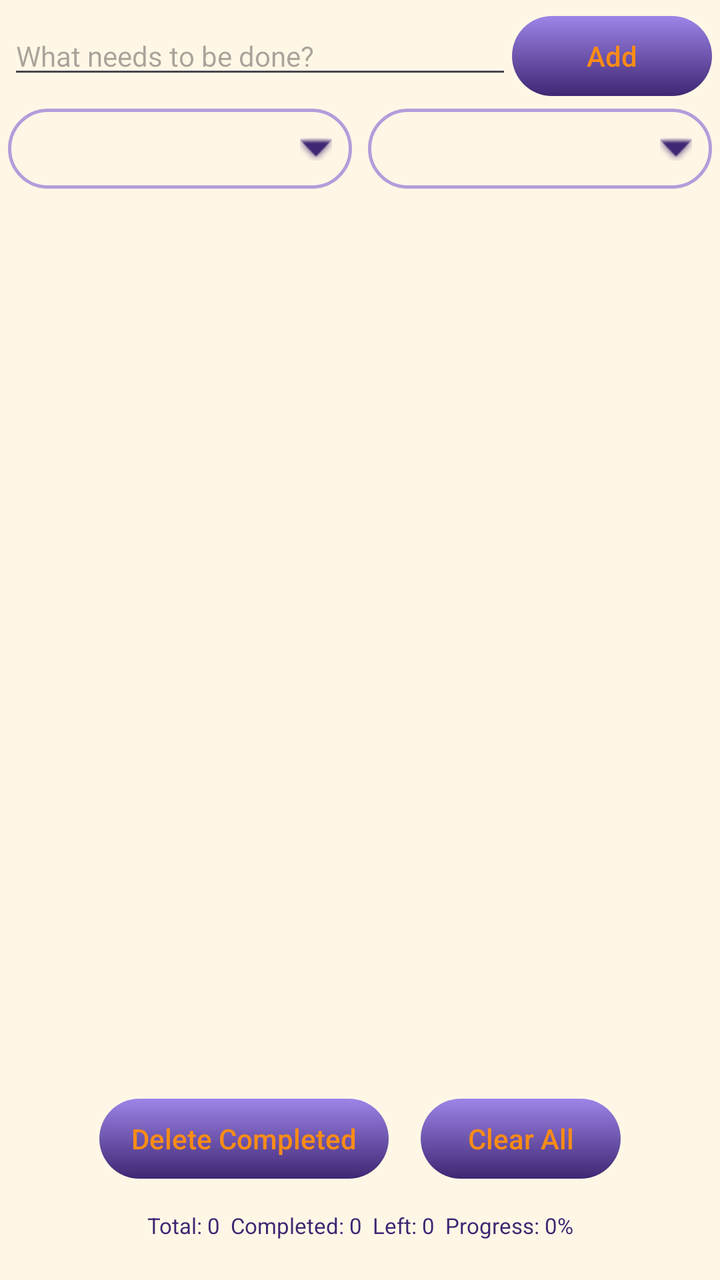
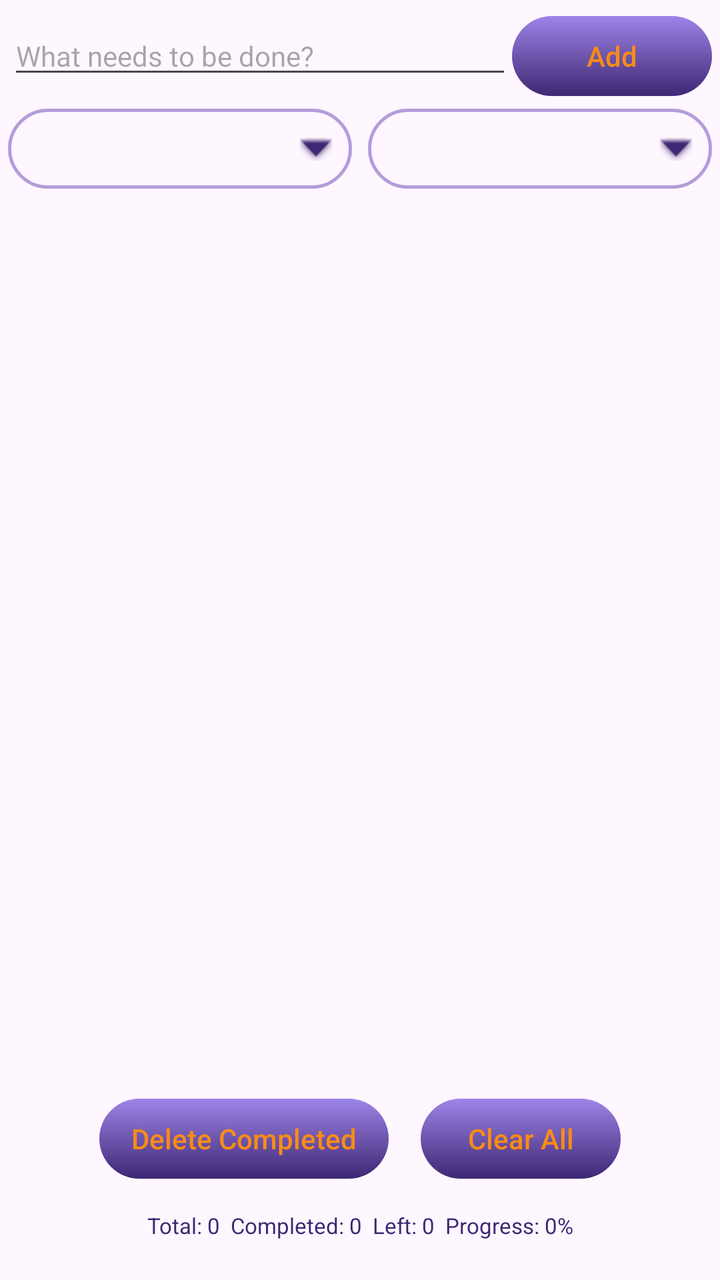

An Android layout rendered at two revisions. The XML below is the earlier revision; the diff shows what the commit changed to produce the second picture.
<!-- AndroidManifest.xml: application theme Theme.MyAssistant -->
<!-- res/layout/fragment_tasks.xml -->
<?xml version="1.0" encoding="utf-8"?>
<androidx.core.widget.NestedScrollView xmlns:android="http://schemas.android.com/apk/res/android"
    xmlns:app="http://schemas.android.com/apk/res-auto"
    xmlns:tools="http://schemas.android.com/tools"
    android:layout_width="match_parent"
    android:layout_height="match_parent"
    android:fillViewport="true"
    android:background="@color/background">

    <androidx.constraintlayout.widget.ConstraintLayout
        android:layout_width="match_parent"
        android:layout_height="match_parent"
        android:padding="4dp">

        <EditText
            android:id="@+id/taskInput"
            android:layout_width="0dp"
            android:layout_height="wrap_content"
            android:hint="What needs to be done?"
            android:textSize="14sp"
            android:inputType="text|textCapSentences"
            app:layout_constraintBaseline_toBaselineOf="@+id/addButton"
            app:layout_constraintEnd_toStartOf="@+id/addButton"
            app:layout_constraintStart_toStartOf="parent" />

        <androidx.appcompat.widget.AppCompatButton
            android:id="@+id/addButton"
            android:layout_width="wrap_content"
            android:layout_height="wrap_content"
            android:background="@drawable/button_selector"
            android:minWidth="100dp"
            android:stateListAnimator="@null"
            android:text="Add"
            android:textAllCaps="false"
            android:textColor="@color/text_color_btn"
            app:layout_constraintEnd_toEndOf="parent"
            app:layout_constraintTop_toTopOf="parent" />

        <FrameLayout
            android:id="@+id/filterContainer"
            android:layout_width="0dp"
            android:layout_height="40dp"
            android:layout_marginTop="10dp"
            android:layout_marginEnd="4dp"
            android:background="@drawable/bg_spinner"
            app:layout_constraintEnd_toStartOf="@+id/sortContainer"
            app:layout_constraintStart_toStartOf="parent"
            app:layout_constraintTop_toBottomOf="@+id/taskInput">

            <ImageView
                android:layout_width="16dp"
                android:layout_height="16dp"
                android:layout_gravity="end|center_vertical"
                android:layout_marginEnd="10dp"
                android:src="@android:drawable/arrow_down_float"
                app:tint="@color/text_color" />

            <Spinner
                android:id="@+id/filterSpinner"
                android:layout_width="match_parent"
                android:layout_height="match_parent"
                android:background="@android:color/transparent"
                android:popupBackground="@drawable/bg_spinner_dropdown"
                android:paddingStart="14dp"
                android:paddingEnd="28dp" />
        </FrameLayout>

        <FrameLayout
            android:id="@+id/sortContainer"
            android:layout_width="0dp"
            android:layout_height="40dp"
            android:layout_marginTop="10dp"
            android:layout_marginStart="4dp"
            android:background="@drawable/bg_spinner"
            app:layout_constraintEnd_toEndOf="parent"
            app:layout_constraintStart_toEndOf="@+id/filterContainer"
            app:layout_constraintTop_toBottomOf="@+id/taskInput">

            <ImageView
                android:layout_width="16dp"
                android:layout_height="16dp"
                android:layout_gravity="end|center_vertical"
                android:layout_marginEnd="10dp"
                android:src="@android:drawable/arrow_down_float"
                app:tint="@color/text_color" />

            <Spinner
                android:id="@+id/sortSpinner"
                android:layout_width="match_parent"
                android:layout_height="match_parent"
                android:background="@android:color/transparent"
                android:popupBackground="@drawable/bg_spinner_dropdown"
                android:paddingStart="14dp"
                android:paddingEnd="28dp" />
        </FrameLayout>

        <androidx.recyclerview.widget.RecyclerView
            android:id="@+id/tasksRecyclerView"
            android:layout_width="0dp"
            android:layout_height="0dp"
            android:layout_marginTop="10dp"
            android:layout_marginBottom="10dp"
            app:layout_constraintBottom_toTopOf="@+id/bottomActionPanel"
            app:layout_constraintEnd_toEndOf="parent"
            app:layout_constraintStart_toStartOf="parent"
            app:layout_constraintTop_toBottomOf="@+id/filterContainer" />

        <LinearLayout
            android:id="@+id/bottomActionPanel"
            android:layout_width="0dp"
            android:layout_height="wrap_content"
            android:layout_marginBottom="12dp"
            android:gravity="center"
            android:orientation="horizontal"
            app:layout_constraintBottom_toTopOf="@+id/statisticsTextView"
            app:layout_constraintEnd_toEndOf="parent"
            app:layout_constraintStart_toStartOf="parent">

            <androidx.appcompat.widget.AppCompatButton
                android:id="@+id/deleteCompletedButton"
                android:layout_width="wrap_content"
                android:layout_height="wrap_content"
                android:layout_marginEnd="8dp"
                android:background="@drawable/button_selector"
                android:minWidth="120dp"
                android:paddingStart="16dp"
                android:paddingEnd="16dp"
                android:stateListAnimator="@null"
                android:text="Delete Completed"
                android:textAllCaps="false"
                android:textColor="@color/text_color_btn" />

            <androidx.appcompat.widget.AppCompatButton
                android:id="@+id/clearAllButton"
                android:layout_width="wrap_content"
                android:layout_height="wrap_content"
                android:layout_marginStart="8dp"
                android:background="@drawable/button_selector"
                android:minWidth="100dp"
                android:paddingStart="16dp"
                android:paddingEnd="16dp"
                android:stateListAnimator="@null"
                android:text="Clear All"
                android:textAllCaps="false"
                android:textColor="@color/text_color_btn" />
        </LinearLayout>

        <TextView
            android:id="@+id/statisticsTextView"
            android:layout_width="0dp"
            android:layout_height="wrap_content"
            android:layout_marginBottom="16dp"
            android:gravity="center"
            android:text="Total: 0  Completed: 0  Left: 0  Progress: 0%"
            android:textColor="@color/text_color"
            android:textSize="11sp"
            app:layout_constraintBottom_toBottomOf="parent"
            app:layout_constraintEnd_toEndOf="parent"
            app:layout_constraintStart_toStartOf="parent" />

    </androidx.constraintlayout.widget.ConstraintLayout>

</androidx.core.widget.NestedScrollView>
<!-- resources referenced by this layout -->
<resources>
  <!-- drawable bg_spinner (drawable) -->
  <?xml version="1.0" encoding="utf-8"?>
  <shape xmlns:android="http://schemas.android.com/apk/res/android"
      android:shape="rectangle">
  
      <solid android:color="@android:color/transparent" />
  
      <stroke
          android:width="1.5dp"
          android:color="@color/outline" />
  
      <corners android:radius="20dp" />
  </shape>
  <!-- drawable bg_spinner_dropdown (drawable) -->
  <?xml version="1.0" encoding="utf-8"?>
  <shape xmlns:android="http://schemas.android.com/apk/res/android"
      android:shape="rectangle">
  
      <solid android:color="@color/background" />
  
      <stroke
          android:width="1.5dp"
          android:color="@color/outline" />
  
      <corners android:radius="16dp" />
  </shape>
  <!-- drawable button_selector (drawable) -->
  <?xml version="1.0" encoding="utf-8"?>
  <selector xmlns:android="http://schemas.android.com/apk/res/android">
  
      <item android:state_pressed="true">
          <inset
              android:insetTop="4dp"
              android:insetBottom="4dp">
              <shape android:shape="rectangle">
                  <gradient
                      android:type="linear"
                      android:angle="55"
                      android:startColor="@color/button_end"
                      android:endColor="@color/button_pressed_end"/>
                  <corners android:radius="20dp" />
              </shape>
          </inset>
      </item>
  
      <item>
          <inset
              android:insetTop="4dp"
              android:insetBottom="4dp">
              <shape android:shape="rectangle">
                  <gradient
                      android:type="linear"
                      android:angle="125"
                      android:startColor="@color/button_start"
                      android:endColor="@color/button_end" />
                  <corners android:radius="20dp" />
              </shape>
          </inset>
      </item>
  
  </selector>
  <style name="Base.Theme.MyAssistant" parent="Theme.Material3.DayNight.NoActionBar">
          <item name="materialSwitchStyle">@style/MyAssistantMaterialSwitch</item>
          <item name="android:windowLightStatusBar">@bool/light_status_bar</item>
  
          <item name="colorPrimary">@color/md_primary</item>
          <item name="colorOnPrimary">@color/md_on_primary</item>
          <item name="android:colorBackground">@color/md_background</item>
          <item name="colorSurface">@color/md_surface</item>
          <item name="colorSurfaceContainerLowest">@color/md_surface_container_lowest</item>
          <item name="colorSurfaceContainerLow">@color/md_surface_container_low</item>
          <item name="colorSurfaceContainer">@color/md_surface_container</item>
          <item name="colorSurfaceContainerHigh">@color/md_surface_container_high</item>
          <item name="colorSurfaceContainerHighest">@color/md_surface_container_highest</item>
          <item name="colorOnSurface">@color/md_on_surface</item>
          <item name="colorSurfaceVariant">@color/md_surface_variant</item>
          <item name="colorOnSurfaceVariant">@color/md_on_surface_variant</item>
          <item name="colorOutline">@color/md_outline</item>
      </style>
  <!-- unchanged entries left out for length: 24 -->
</resources>

<!-- the commit's change to res/layout/fragment_tasks.xml (unified diff, before → after) -->
@@ -4,8 +4,7 @@
     xmlns:tools="http://schemas.android.com/tools"
     android:layout_width="match_parent"
     android:layout_height="match_parent"
-    android:fillViewport="true"
-    android:background="@color/background">
+    android:fillViewport="true">
 
     <androidx.constraintlayout.widget.ConstraintLayout
         android:layout_width="match_parent"
@@ -32,7 +31,7 @@
             android:stateListAnimator="@null"
             android:text="Add"
             android:textAllCaps="false"
-            android:textColor="@color/text_color_btn"
+            android:textColor="?attr/maButtonLabel"
             app:layout_constraintEnd_toEndOf="parent"
             app:layout_constraintTop_toTopOf="parent" />
 
@@ -53,7 +52,7 @@
                 android:layout_gravity="end|center_vertical"
                 android:layout_marginEnd="10dp"
                 android:src="@android:drawable/arrow_down_float"
-                app:tint="@color/text_color" />
+                app:tint="?attr/maText" />
 
             <Spinner
                 android:id="@+id/filterSpinner"
@@ -82,7 +81,7 @@
                 android:layout_gravity="end|center_vertical"
                 android:layout_marginEnd="10dp"
                 android:src="@android:drawable/arrow_down_float"
-                app:tint="@color/text_color" />
+                app:tint="?attr/maText" />
 
             <Spinner
                 android:id="@+id/sortSpinner"
@@ -128,7 +127,7 @@
                 android:stateListAnimator="@null"
                 android:text="Delete Completed"
                 android:textAllCaps="false"
-                android:textColor="@color/text_color_btn" />
+                android:textColor="?attr/maButtonLabel" />
 
             <androidx.appcompat.widget.AppCompatButton
                 android:id="@+id/clearAllButton"
@@ -142,7 +141,7 @@
                 android:stateListAnimator="@null"
                 android:text="Clear All"
                 android:textAllCaps="false"
-                android:textColor="@color/text_color_btn" />
+                android:textColor="?attr/maButtonLabel" />
         </LinearLayout>
 
         <TextView
@@ -152,7 +151,7 @@
             android:layout_marginBottom="16dp"
             android:gravity="center"
             android:text="Total: 0  Completed: 0  Left: 0  Progress: 0%"
-            android:textColor="@color/text_color"
+            android:textColor="?attr/maText"
             android:textSize="11sp"
             app:layout_constraintBottom_toBottomOf="parent"
             app:layout_constraintEnd_toEndOf="parent"
<!-- resource entries referenced after the edit -->
@@ -8,23 +8,23 @@
       <solid android:color="@android:color/transparent" />
   
       <stroke
-          android:width="1.5dp"
-          android:color="@color/outline" />
+          android:width="?attr/maStroke"
+          android:color="?attr/maOutline" />
   
-      <corners android:radius="20dp" />
+      <corners android:radius="?attr/maCorner" />
   </shape>
   <!-- drawable bg_spinner_dropdown (drawable) -->
   <?xml version="1.0" encoding="utf-8"?>
   <shape xmlns:android="http://schemas.android.com/apk/res/android"
       android:shape="rectangle">
   
-      <solid android:color="@color/background" />
+      <solid android:color="?attr/maBackground" />
   
       <stroke
-          android:width="1.5dp"
-          android:color="@color/outline" />
+          android:width="?attr/maStroke"
+          android:color="?attr/maOutline" />
   
-      <corners android:radius="16dp" />
+      <corners android:radius="?attr/maCornerPanel" />
   </shape>
   <!-- drawable button_selector (drawable) -->
   <?xml version="1.0" encoding="utf-8"?>
@@ -38,9 +38,12 @@
                   <gradient
                       android:type="linear"
                       android:angle="55"
-                      android:startColor="@color/button_end"
-                      android:endColor="@color/button_pressed_end"/>
-                  <corners android:radius="20dp" />
+                      android:startColor="?attr/maButtonEnd"
+                      android:endColor="?attr/maButtonPressedEnd"/>
+                  <stroke
+                      android:width="?attr/maButtonStroke"
+                      android:color="?attr/maButtonStrokeColor" />
+                  <corners android:radius="?attr/maCorner" />
               </shape>
           </inset>
       </item>
@@ -53,9 +56,12 @@
                   <gradient
                       android:type="linear"
                       android:angle="125"
-                      android:startColor="@color/button_start"
-                      android:endColor="@color/button_end" />
-                  <corners android:radius="20dp" />
+                      android:startColor="?attr/maButtonStart"
+                      android:endColor="?attr/maButtonEnd" />
+                  <stroke
+                      android:width="?attr/maButtonStroke"
+                      android:color="?attr/maButtonStrokeColor" />
+                  <corners android:radius="?attr/maCorner" />
               </shape>
           </inset>
       </item>
@@ -78,7 +84,43 @@
           <item name="colorSurfaceVariant">@color/md_surface_variant</item>
           <item name="colorOnSurfaceVariant">@color/md_on_surface_variant</item>
           <item name="colorOutline">@color/md_outline</item>
+  
+          <item name="maBackground">@color/background</item>
+          <item name="maText">@color/text_color</item>
+          <item name="maTextSecondary">@color/text_secondary</item>
+          <item name="maTextMuted">@color/text_muted</item>
+          <item name="maOutline">@color/outline</item>
+          <item name="maTabSelected">@color/tab_selected</item>
+          <item name="maTabText">@color/colorPrimary</item>
+          <item name="maSwitchTrack">@color/switch_track</item>
+          <item name="maAccent">@color/colorPrimary</item>
+          <item name="maButtonLabel">@color/text_color_btn</item>
+          <item name="maButtonStart">@color/button_start</item>
+          <item name="maButtonEnd">@color/button_end</item>
+          <item name="maButtonPressedEnd">@color/button_pressed_end</item>
+          <item name="maButtonStrokeColor">@android:color/transparent</item>
+          <item name="maOverdue">@color/status_overdue</item>
+          <item name="maImportant">@color/status_important</item>
+          <item name="maOk">@color/status_ok</item>
+          <item name="maCorner">20dp</item>
+          <item name="maCornerPanel">16dp</item>
+          <item name="maCornerTab">18dp</item>
+          <item name="maStroke">1.5dp</item>
+          <item name="maButtonStroke">0dp</item>
+          <item name="maBackdrop">@drawable/backdrop_classic</item>
       </style>
+  <color name="text_secondary">#757575</color>
+  <color name="text_muted">#9E9E9E</color>
+  <color name="tab_selected">#E8DAFF</color>
+  <color name="status_overdue">#D32F2F</color>
+  <color name="status_important">#FA8C16</color>
+  <color name="status_ok">#00C853</color>
+  <!-- drawable backdrop_classic (drawable) -->
+  <?xml version="1.0" encoding="utf-8"?>
+  <shape xmlns:android="http://schemas.android.com/apk/res/android"
+      android:shape="rectangle">
+      <solid android:color="?attr/maBackground" />
+  </shape>
   <!-- unchanged entries left out for length: 24 -->
 </resources>
 
